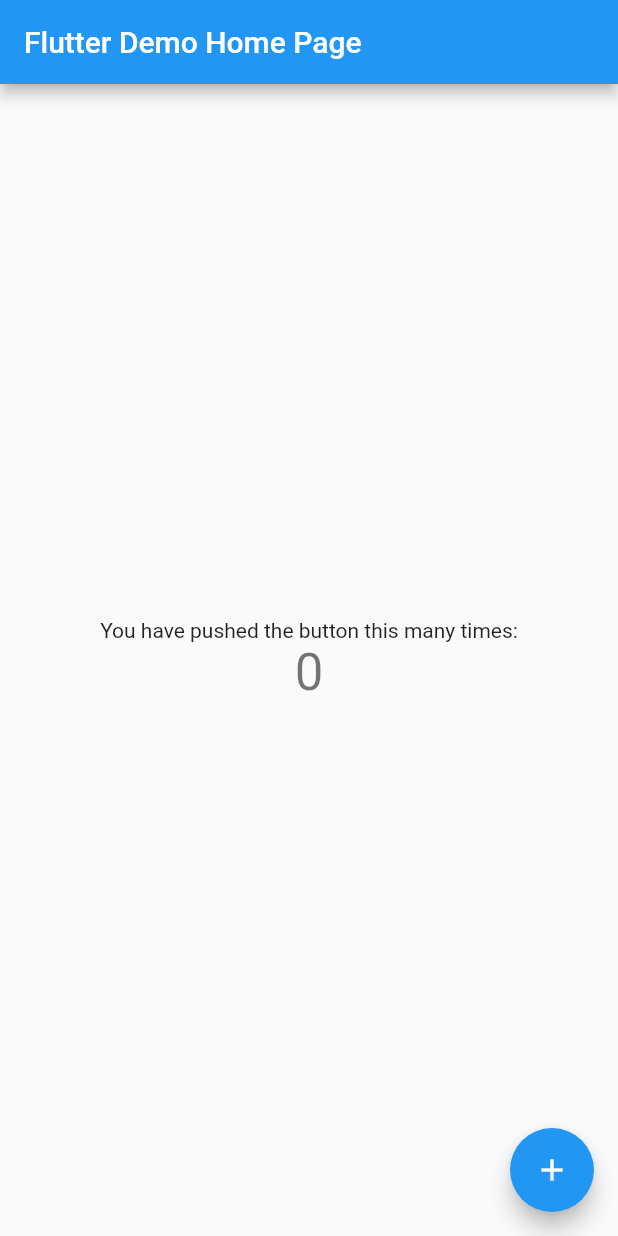
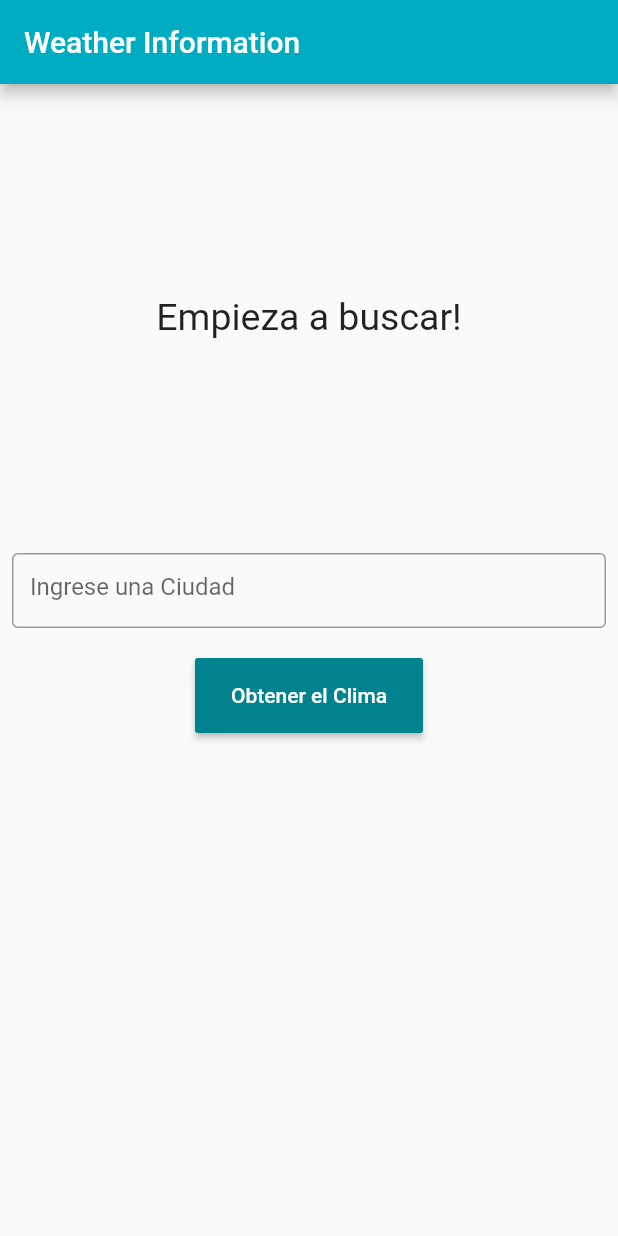
Before and after one commit to Liwidev/weatherapp, a Flutter app: the screen it shows after launch, on a phone screen of 412 x 824 dp. Run offline on Flutter 3.47's test engine with Material 2 defaults, Android fonts, the phone set to English and light mode, and no system bars; our stand-ins replace bloc, dartz, data_connection_checker, equatable, flutter_bloc, get_it and 1 more.

Commit message:
Added Presentation Layer

```diff
--- a/lib/features/weather/data/datasources/weather_remote_data_source.dart
+++ b/lib/features/weather/data/datasources/weather_remote_data_source.dart
@@ -5,7 +5,7 @@ import 'package:weatherapp/features/weather/data/models/weather_model.dart';
 import 'package:meta/meta.dart';
 import 'package:http/http.dart' as http;
 
-const APIKEY = "6ae91693fb5546cbb7701921200212";
+const APIKEY = "INSERT YOUR APIKEY HERE";
 
 abstract class WeatherRemoteDataSource {
   Future<WeatherModel> getConcreteWeather(String country);
--- a/lib/features/weather/data/repositories/weather_repository_impl.dart
+++ b/lib/features/weather/data/repositories/weather_repository_impl.dart
@@ -1,3 +1,4 @@
+import 'package:weatherapp/Core/error/exceptions.dart';
 import 'package:weatherapp/Core/network/network_info.dart';
 import 'package:weatherapp/features/weather/data/datasources/weather_local_data_source.dart';
 import 'package:weatherapp/features/weather/data/datasources/weather_remote_data_source.dart';
@@ -26,14 +27,14 @@ class WeatherRepositoryImpl implements WeatherRepository {
             await remoteDataSource.getConcreteWeather(country);
         localDataSource.cacheWeather(weatherRemote);
         return Right(weatherRemote);
-      } on ServerFailure {
+      } on ServerException {
         return Left(ServerFailure());
       }
     } else {
       try {
         final weatherCache = await localDataSource.getLastCachedWeather();
         return Right(weatherCache);
-      } on CacheFailure {
+      } on CacheException {
         return Left(CacheFailure());
       }
     }
--- a/lib/features/weather/presentation/bloc/weather_bloc.dart
+++ b/lib/features/weather/presentation/bloc/weather_bloc.dart
@@ -1,14 +1,49 @@
 import 'dart:async';
+
 import 'package:bloc/bloc.dart';
 import 'package:equatable/equatable.dart';
+import 'package:flutter/foundation.dart';
+import 'package:weatherapp/Core/error/failures.dart';
+
+import 'package:weatherapp/features/weather/domain/entities/weather.dart';
+import 'package:weatherapp/features/weather/domain/usecases/get_concrete_weather.dart';
+
 part 'weather_event.dart';
 part 'weather_state.dart';
+
+const String SERVER_FAILURE_MESSAGE = 'Server Failure';
+const String CACHE_FAILURE_MESSAGE = 'Cache Failure';
+
 class WeatherBloc extends Bloc<WeatherEvent, WeatherState> {
-  WeatherBloc() : super(WeatherInitial());
+  final GetConcreteWeather getConcreteWeather;
+  WeatherBloc({
+    @required GetConcreteWeather concrete,
+  })  : assert(concrete != null),
+        getConcreteWeather = concrete,
+        super(Empty());
+
   @override
   Stream<WeatherState> mapEventToState(
     WeatherEvent event,
   ) async* {
-    // TODO: implement mapEventToState
+    if (event is GetWeatherForConcreteCity) {
+      yield Loading();
+      final failureOrWeather =
+          await getConcreteWeather(Params(country: event.countryString));
+      yield failureOrWeather.fold(
+          (failure) => Error(message: _mapFailureToMessage(failure)),
+          (weather) => Loaded(weather: weather));
+    }
+  }
+
+  String _mapFailureToMessage(Failure failure) {
+    switch (failure.runtimeType) {
+      case ServerFailure:
+        return SERVER_FAILURE_MESSAGE;
+      case CacheFailure:
+        return CACHE_FAILURE_MESSAGE;
+      default:
+        return 'Unexpected Error';
+    }
   }
 }
--- a/lib/features/weather/presentation/bloc/weather_event.dart
+++ b/lib/features/weather/presentation/bloc/weather_event.dart
@@ -1,4 +1,16 @@
 part of 'weather_bloc.dart';
+
 abstract class WeatherEvent extends Equatable {
   const WeatherEvent();
+
+  @override
+  List<Object> get props => [];
 }
+
+class GetWeatherForConcreteCity extends WeatherEvent {
+  final String countryString;
+  GetWeatherForConcreteCity(this.countryString);
+
+  @override
+  List<Object> get props => [countryString];
+}
--- a/lib/features/weather/presentation/bloc/weather_state.dart
+++ b/lib/features/weather/presentation/bloc/weather_state.dart
@@ -1,8 +1,29 @@
 part of 'weather_bloc.dart';
+
 abstract class WeatherState extends Equatable {
   const WeatherState();
-}
-class WeatherInitial extends WeatherState {
   @override
   List<Object> get props => [];
 }
+
+class Empty extends WeatherState {}
+
+class Loading extends WeatherState {}
+
+class Loaded extends WeatherState {
+  final Weather weather;
+
+  Loaded({@required this.weather});
+
+  @override
+  List<Object> get props => [weather];
+}
+
+class Error extends WeatherState {
+  final String message;
+
+  Error({@required this.message});
+
+  @override
+  List<Object> get props => [message];
+}
--- /dev/null
+++ b/lib/features/weather/presentation/pages/weather_page.dart
@@ -0,0 +1,151 @@
+import 'package:flutter/material.dart';
+import 'package:flutter_bloc/flutter_bloc.dart';
+import 'package:weatherapp/features/weather/presentation/bloc/weather_bloc.dart';
+
+import '../../../../injections_container.dart';
+
+class WeatherPage extends StatelessWidget {
+  @override
+  Widget build(BuildContext context) {
+    return Scaffold(
+      appBar: AppBar(
+        title: Text('Weather Information'),
+      ),
+      body: SingleChildScrollView(child: buildBody(context)),
+    );
+  }
+
+  BlocProvider<WeatherBloc> buildBody(BuildContext context) {
+    return BlocProvider(
+      create: (_) => sl<WeatherBloc>(),
+      child: Padding(
+        padding: const EdgeInsets.all(8.0),
+        child: Column(
+          children: <Widget>[
+            SizedBox(
+              height: 10,
+            ),
+            Container(
+              height: MediaQuery.of(context).size.height / 3,
+              child: BlocBuilder<WeatherBloc, WeatherState>(
+                builder: (context, state) {
+                  if (state is Empty) {
+                    return Center(
+                      child: Text(
+                        'Empieza a buscar!',
+                        style: TextStyle(fontSize: 25),
+                        textAlign: TextAlign.center,
+                      ),
+                    );
+                  } else if (state is Loading) {
+                    return Center(child: CircularProgressIndicator());
+                  } else if (state is Loaded) {
+                    return Center(
+                      child: Column(children: <Widget>[
+                        SizedBox(
+                          height: 30,
+                        ),
+                        Text(
+                          'El clima de hoy en ${state.weather.location.name}',
+                          style: TextStyle(fontSize: 25),
+                          textAlign: TextAlign.center,
+                        ),
+                        SizedBox(
+                          height: 10,
+                        ),
+                        Text(
+                          '${state.weather.current.tempc}°C',
+                          style: TextStyle(
+                            fontSize: 45,
+                            fontWeight: FontWeight.bold,
+                          ),
+                          textAlign: TextAlign.center,
+                        ),
+                        Text(
+                          'Con vientos de ${state.weather.current.windkph} KPH',
+                          style: TextStyle(fontSize: 25),
+                          textAlign: TextAlign.center,
+                        ),
+                        Text(
+                          'Con una humedad de  ${state.weather.current.humidity}%',
+                          style: TextStyle(fontSize: 25),
+                          textAlign: TextAlign.center,
+                        ),
+                      ]),
+                    );
+                  } else if (state is Error) {
+                    return Center(
+                      child: Text(
+                        state.message,
+                        style: TextStyle(fontSize: 25),
+                        textAlign: TextAlign.center,
+                      ),
+                    );
+                  } else {
+                    return null;
+                  }
+                },
+              ),
+            ),
+            SizedBox(
+              height: 20,
+            ),
+            WeatherControl()
+          ],
+        ),
+      ),
+    );
+  }
+}
+
+class WeatherControl extends StatefulWidget {
+  @override
+  _WeatherControlState createState() => _WeatherControlState();
+}
+
+class _WeatherControlState extends State<WeatherControl> {
+  final controller = TextEditingController();
+  String inputStr;
+  @override
+  Widget build(BuildContext context) {
+    return Column(
+      children: <Widget>[
+        Container(
+          height: 50,
+          child: TextField(
+            controller: controller,
+            keyboardType: TextInputType.text,
+            decoration: InputDecoration(
+              border: OutlineInputBorder(),
+              hintText: "Ingrese una Ciudad",
+            ),
+            onSubmitted: (_) {
+              dispatchConcreteEvent();
+              inputStr = '';
+            },
+            onChanged: (value) {
+              inputStr = value;
+            },
+          ),
+        ),
+        SizedBox(
+          height: 20,
+        ),
+        Container(
+          height: 50,
+          child: RaisedButton(
+              color: Theme.of(context).accentColor,
+              textTheme: ButtonTextTheme.primary,
+              child: Text('Obtener el Clima'),
+              onPressed: dispatchConcreteEvent),
+        ),
+      ],
+    );
+  }
+
+  void dispatchConcreteEvent() {
+    controller.clear();
+    BlocProvider.of<WeatherBloc>(context)
+        .add(GetWeatherForConcreteCity(inputStr));
+  }
+}
--- a/lib/main.dart
+++ b/lib/main.dart
@@ -1,6 +1,11 @@
 import 'package:flutter/material.dart';
 
-void main() {
+import 'features/weather/presentation/pages/weather_page.dart';
+import 'injections_container.dart' as di;
+
+void main() async {
+  WidgetsFlutterBinding.ensureInitialized();
+  await di.init();
   runApp(MyApp());
 }
 
@@ -8,59 +13,12 @@ class MyApp extends StatelessWidget {
   @override
   Widget build(BuildContext context) {
     return MaterialApp(
-      title: 'Flutter Demo',
+      title: 'Weather Info',
       theme: ThemeData(
-        primarySwatch: Colors.blue,
-        visualDensity: VisualDensity.adaptivePlatformDensity,
+        primaryColor: Colors.cyan[600],
+        accentColor: Colors.cyan[800],
       ),
-      home: MyHomePage(title: 'Flutter Demo Home Page'),
+      home: WeatherPage(),
     );
   }
 }
-
-class MyHomePage extends StatefulWidget {
-  MyHomePage({Key key, this.title}) : super(key: key);
-
-  final String title;
-
-  @override
-  _MyHomePageState createState() => _MyHomePageState();
-}
-
-class _MyHomePageState extends State<MyHomePage> {
-  int _counter = 0;
-
-  void _incrementCounter() {
-    setState(() {
-      _counter++;
-    });
-  }
-
-  @override
-  Widget build(BuildContext context) {
-    return Scaffold(
-      appBar: AppBar(
-        title: Text(widget.title),
-      ),
-      body: Center(
-        child: Column(
-          mainAxisAlignment: MainAxisAlignment.center,
-          children: <Widget>[
-            Text(
-              'You have pushed the button this many times:',
-            ),
-            Text(
-              '$_counter',
-              style: Theme.of(context).textTheme.headline4,
-            ),
-          ],
-        ),
-      ),
-      floatingActionButton: FloatingActionButton(
-        onPressed: _incrementCounter,
-        tooltip: 'Increment',
-        child: Icon(Icons.add),
-      ),
-    );
-  }
-}
```
Also changed, not shown: lib/injections_container.dart (added, +69 -0 lines), 12 other files.
